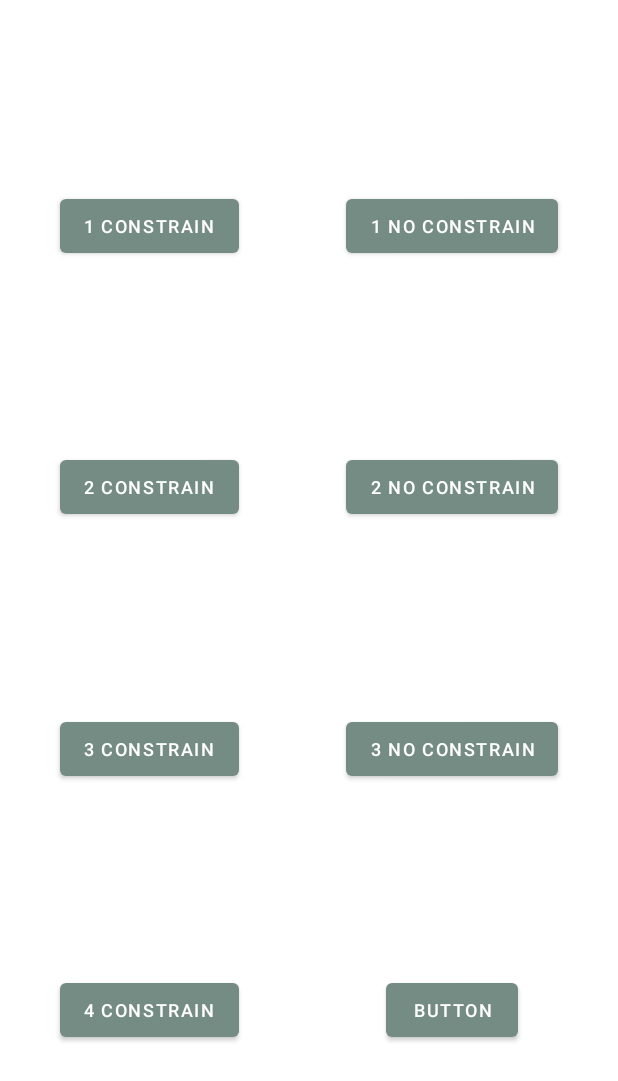
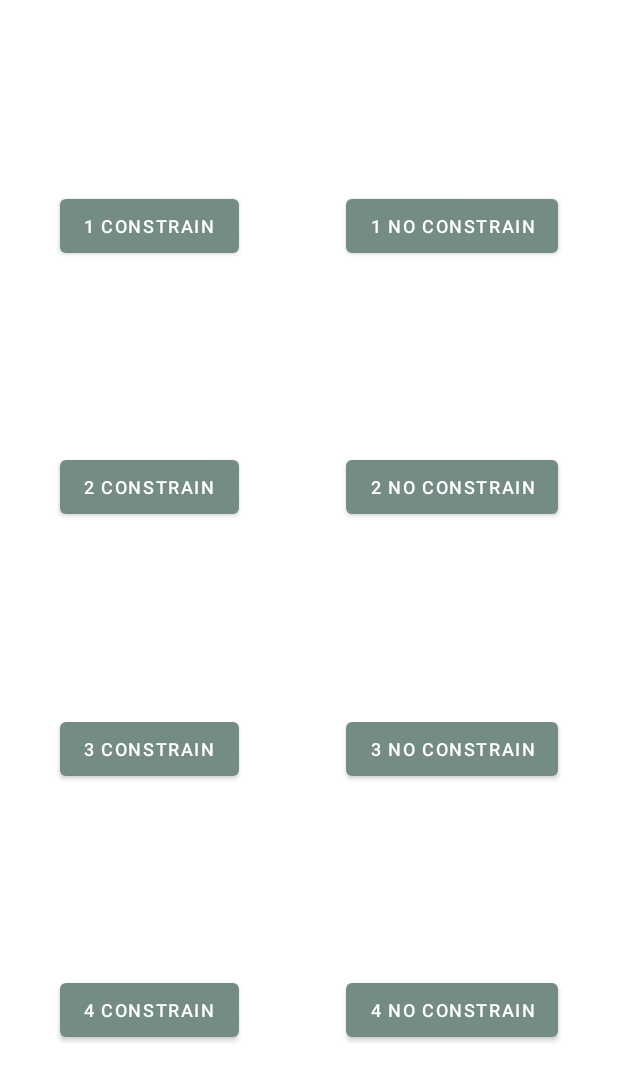
Before and after one commit to Sanchello69/Week3, an Android app: the layout fragment_main.xml on its own in the app's theme, with its tools: preview values and no code run, on a phone screen of 412 x 824 dp. Shown: the top 1081 px of the screen. Run offline under Robolectric (Android 15) with nearby library versions, the phone set to English and light mode, and no system bars.

Commit message:
add Facebook fragments

```diff
--- a/app/src/main/java/com/vas/week3/MainFragment.kt
+++ b/app/src/main/java/com/vas/week3/MainFragment.kt
@@ -41,6 +41,12 @@ class MainFragment : Fragment() {
         binding.buttonCalculator2.setOnClickListener {
             Navigation.findNavController(it).navigate(R.id.action_mainFragment_to_calculatorFragment2)
         }
+        binding.buttonFacebook1.setOnClickListener {
+            Navigation.findNavController(it).navigate(R.id.action_mainFragment_to_facebookFragment1)
+        }
+        binding.buttonFacebook2.setOnClickListener {
+            Navigation.findNavController(it).navigate(R.id.action_mainFragment_to_facebookFragment2)
+        }
 
         return binding.root
     }
--- a/app/src/main/res/layout/fragment_main.xml
+++ b/app/src/main/res/layout/fragment_main.xml
@@ -82,17 +82,17 @@
         android:layout_height="wrap_content"
         android:text="3 no constrain"
         android:textSize="12sp"
-        app:layout_constraintBottom_toTopOf="@+id/button8"
+        app:layout_constraintBottom_toTopOf="@+id/buttonFacebook2"
         app:layout_constraintEnd_toEndOf="@+id/buttonTelegram2"
         app:layout_constraintHorizontal_bias="0.5"
         app:layout_constraintStart_toStartOf="@+id/buttonTelegram2"
         app:layout_constraintTop_toBottomOf="@+id/buttonTelegram2" />
 
     <Button
-        android:id="@+id/button8"
+        android:id="@+id/buttonFacebook2"
         android:layout_width="wrap_content"
         android:layout_height="wrap_content"
-        android:text="Button"
+        android:text="4 no constrain"
         android:textSize="12sp"
         app:layout_constraintBottom_toBottomOf="parent"
         app:layout_constraintEnd_toEndOf="@+id/buttonCalculator2"
```
Also changed, not shown: app/src/main/res/navigation/nav_graph.xml (+16 -0 lines).
